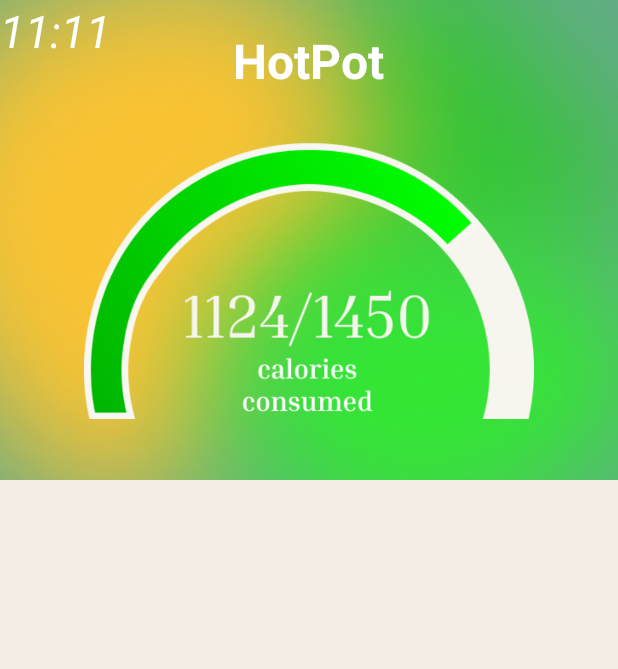
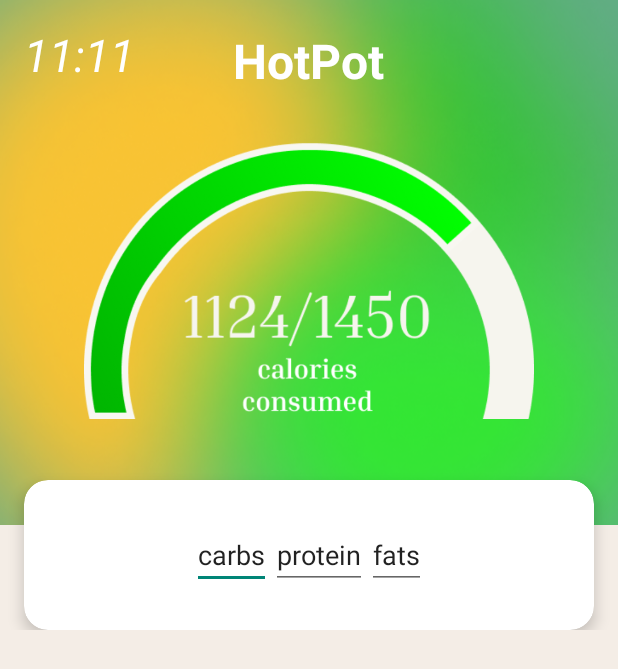
Before and after one commit to ioiiiomio/HotPot_android, an Android app built with Jetpack Compose: the layout main_activity.xml on its own in the app's theme, with its tools: preview values and no code run, on a phone screen of 412 x 824 dp. Shown: the top 669 px of the screen. Run offline under Robolectric (Android 15) with nearby library versions, the phone set to English and light mode, and no system bars.

Commit message:
feat: card

```diff
--- a/app/build.gradle.kts
+++ b/app/build.gradle.kts
@@ -61,6 +61,7 @@ dependencies {
     implementation(libs.androidx.material3)
     implementation(libs.androidx.appcompat)
     implementation (libs.material)
+    implementation(libs.androidx.cardview)
     testImplementation(libs.junit)
     androidTestImplementation(libs.androidx.junit)
     androidTestImplementation(libs.androidx.espresso.core)
--- a/app/src/main/java/com/example/hotpot/MainActivity.kt
+++ b/app/src/main/java/com/example/hotpot/MainActivity.kt
@@ -19,8 +19,5 @@ class MainActivity : AppCompatActivity() {
         super.onCreate(savedInstanceState)
         setContentView(R.layout.main_activity)
 
-        val progressBar = findViewById<ProgressBar>(R.id.progressBar)
-        progressBar.setProgress(1200f)
-
     }
 }
--- a/app/src/main/res/layout/main_activity.xml
+++ b/app/src/main/res/layout/main_activity.xml
@@ -1,24 +1,33 @@
 <?xml version="1.0" encoding="utf-8"?>
 <ScrollView xmlns:android="http://schemas.android.com/apk/res/android"
+    xmlns:app="http://schemas.android.com/apk/res-auto"
     android:layout_width="match_parent"
     android:layout_height="match_parent"
     android:background="#F4EDE6">
+
+    <LinearLayout
+        android:layout_width="match_parent"
+        android:layout_height="wrap_content"
+        android:orientation="vertical">
 
         <FrameLayout
             android:layout_width="match_parent"
             android:layout_height="wrap_content">
 
+
             <LinearLayout
+                android:id="@+id/topPanel"
                 android:layout_width="match_parent"
-            android:layout_height="320dp"
-            android:background="@drawable/header_bg" />
-
+                android:layout_height="350dp"
+                android:background="@drawable/header_bg"
+                />
 
 
             <LinearLayout
                 android:layout_width="match_parent"
                 android:layout_height="wrap_content"
-            android:orientation="horizontal">
+                android:orientation="horizontal"
+                android:padding="16dp">
                 <TextView
                     android:layout_width="wrap_content"
                     android:layout_height="wrap_content"
@@ -27,6 +36,8 @@
                     android:textColor="@android:color/white"
                     android:textStyle="italic" />
             </LinearLayout>
+
+            <!-- Title and Image -->
             <LinearLayout
                 android:layout_width="match_parent"
                 android:layout_height="300dp"
@@ -41,15 +52,47 @@
                     android:paddingTop="30dp"
                     android:textColor="@android:color/white"
                     android:textStyle="bold" />
+
                 <ImageView
                     android:layout_width="300dp"
                     android:layout_height="250dp"
                     android:src="@drawable/progress_bar"
-                android:scaleType="fitCenter"/>
+                    android:scaleType="fitCenter" />
+            </LinearLayout>
+        </FrameLayout>
 
+        <androidx.cardview.widget.CardView
+            android:layout_width="match_parent"
+            android:layout_height="100dp"
+            android:layout_marginStart="16dp"
+            android:layout_marginEnd="16dp"
+            android:layout_marginTop="-30dp"
+            app:cardCornerRadius="16dp"
+            app:cardElevation="6dp"
+            android:background="#F6F5EE">
+            <LinearLayout
+                android:layout_width="match_parent"
+                android:layout_height="match_parent"
+                android:orientation="horizontal"
+                android:gravity="center">
+                <EditText
+                    android:layout_width="wrap_content"
+                    android:layout_height="wrap_content"
+                    android:text="carbs"
+                    />
+                <EditText
+                    android:layout_width="wrap_content"
+                    android:layout_height="wrap_content"
+                    android:text="protein"
+                    />
+                <EditText
+                    android:layout_width="wrap_content"
+                    android:layout_height="wrap_content"
+                    android:text="fats"
+                    />
 
             </LinearLayout>
-
-    </FrameLayout>
+        </androidx.cardview.widget.CardView>
+    </LinearLayout>
 
 </ScrollView>
--- a/gradle/libs.versions.toml
+++ b/gradle/libs.versions.toml
@@ -10,6 +10,7 @@ activityCompose = "1.8.0"
 composeBom = "2024.04.01"
 appcompat = "1.7.0"
 material = "1.12.0"
+cardview = "1.0.0"
 
 [libraries]
 androidx-core-ktx = { group = "androidx.core", name = "core-ktx", version.ref = "coreKtx" }
@@ -28,6 +29,7 @@ androidx-ui-test-junit4 = { group = "androidx.compose.ui", name = "ui-test-junit
 androidx-material3 = { group = "androidx.compose.material3", name = "material3" }
 androidx-appcompat = { group = "androidx.appcompat", name = "appcompat", version.ref = "appcompat" }
 material = { module = "com.google.android.material:material", version.ref = "material" }
+androidx-cardview = { group = "androidx.cardview", name = "cardview", version.ref = "cardview" }
 
 [plugins]
 android-application = { id = "com.android.application", version.ref = "agp" }
```
Lines whose indentation alone changed are shown as unchanged.
